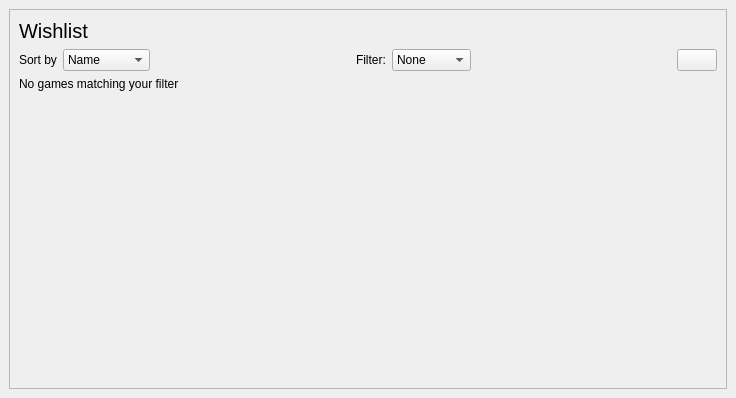
This is rare/ui/components/tabs/store/wishlist.ui in RareDevs/Rare as Qt 5 draws it before an edit. The edited form follows.
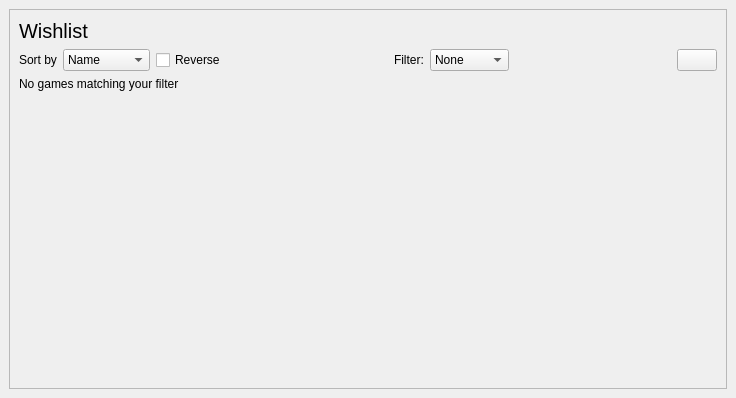
This is the edited form.

Diff of the .ui file:
```diff
--- a/rare/ui/components/tabs/store/wishlist.ui
+++ b/rare/ui/components/tabs/store/wishlist.ui
@@ -81,6 +81,13 @@
                                                 </item>
                                             </widget>
                                         </item>
+          <item>
+           <widget class="QCheckBox" name="reverse">
+            <property name="text">
+             <string>Reverse</string>
+            </property>
+           </widget>
+          </item>
                                         <item>
                                             <spacer name="horizontalSpacer">
                                                 <property name="orientation">
```
Lines whose indentation alone changed are shown as unchanged.
